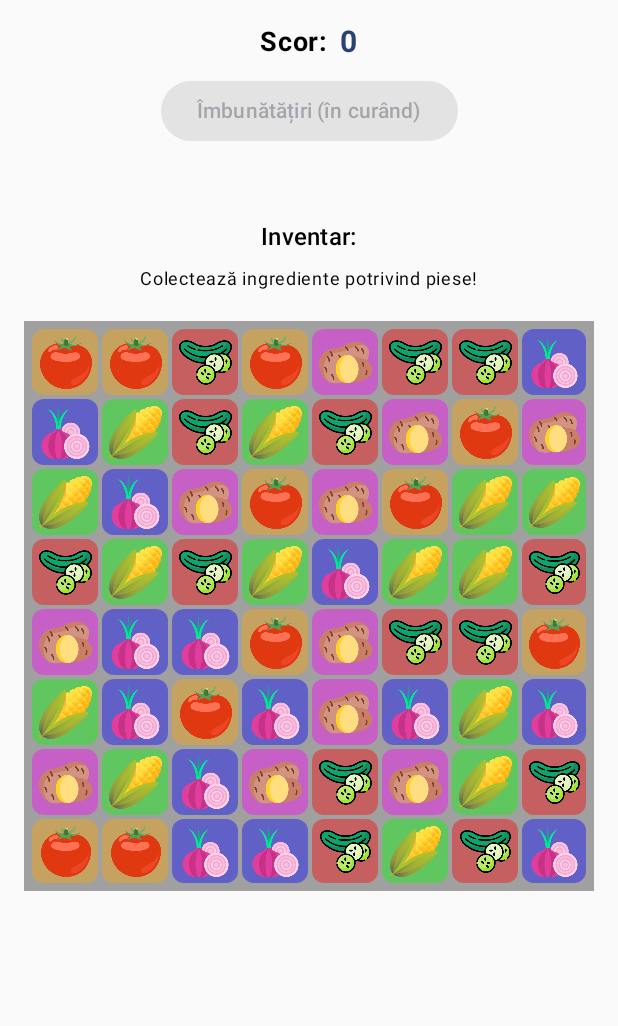
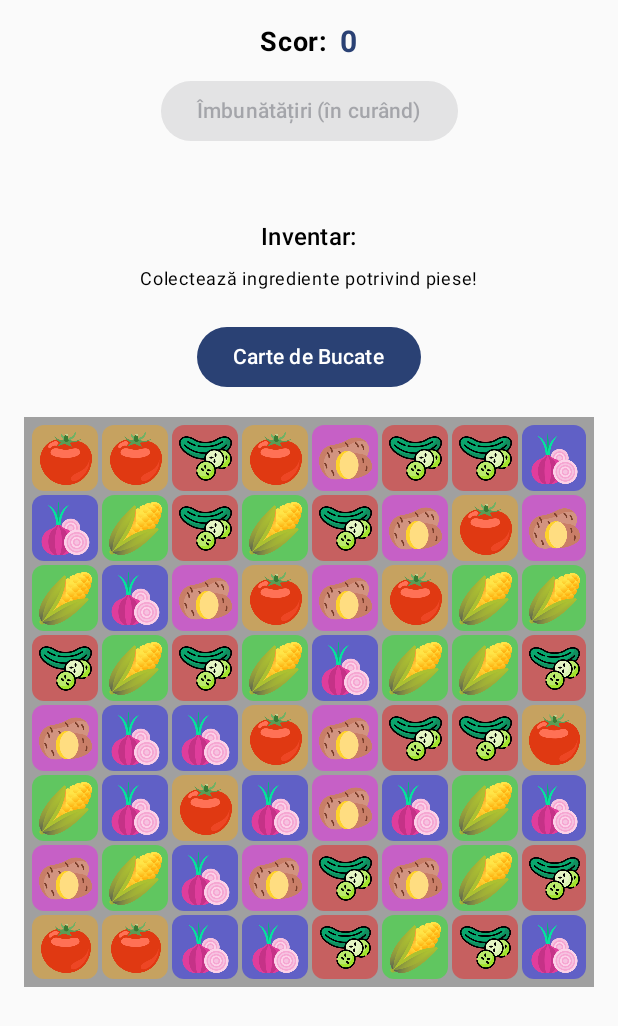
Before and after one commit to nycol332/Match3PuzzleGameCompose, an Android app built with Jetpack Compose: the screen it shows after launch (MainActivity), on a phone screen of 412 x 824 dp. Shown: the top 1026 px of the screen. Run offline under Robolectric (Android 15) with nearby library versions, the phone set to English and light mode, and no system bars.

Commit message:
Prototype - recipe bag and button

```diff
--- a/app/src/main/java/com/example/match3puzzlegame/MainActivity.kt
+++ b/app/src/main/java/com/example/match3puzzlegame/MainActivity.kt
@@ -32,6 +32,14 @@ import androidx.compose.animation.core.tween // Specifică durata animației
 import androidx.compose.ui.graphics.graphicsLayer // Pentru a aplica scale și alpha
 import androidx.compose.ui.res.painterResource // Pentru a încărca drawable
 import androidx.compose.foundation.Image // Pentru a afișa imagini
+import androidx.compose.material3.AlertDialog
+import androidx.compose.material3.TextButton // Pentru butonul de închidere al dialogului
+import androidx.compose.foundation.shape.CircleShape // Importat deja, dar verifică
+import androidx.compose.foundation.Image // Importat deja, dar verifică
+import androidx.compose.ui.res.painterResource // Importat deja, dar verifică
+
+
+
 
 // --- Constante ---
 const val ROWS = 8
@@ -62,6 +70,36 @@ val tileDrawables: Map<Int, Int> = mapOf(
     TILE_TYPE_4 to R.drawable.porumb,
     TILE_TYPE_5 to R.drawable.cartof
 )
+
+
+data class Recipe(
+    val id: Int, // Identificator unic
+    val name: String,
+    val description: String,
+    val ingredientsNeeded: Map<Int, Int>
+)
+
+val initialRecipes = listOf(
+    Recipe(
+        id = 1,
+        name = "Gustare misterioasa",
+        description = "Cucumber + Corn",
+        ingredientsNeeded = mapOf(TILE_TYPE_1 to 5, TILE_TYPE_4 to 3) // 5 Roșii, 3 Mere (exemplu!)
+    ),
+    Recipe(
+        id = 2,
+        name = "Salata misterioasa",
+        description = "Tomato + Corn",
+        ingredientsNeeded = mapOf(TILE_TYPE_2 to 4, TILE_TYPE_4 to 4) // 4 Portocale, 4 Mere
+    ),
+    Recipe(
+        id = 3,
+        name = "Tocăniță Misterioasă",
+        description = "Cucumber + Potato + Onion",
+        ingredientsNeeded = mapOf(TILE_TYPE_1 to 3, TILE_TYPE_5 to 6, TILE_TYPE_3 to 2) // 3 Roșii, 6 Vinete, 2 Afine
+    )
+)
+
 
 
 fun getIngredientName(tileType: Int): String {
@@ -117,10 +155,14 @@ fun GameScreen() {
 
     var score by remember { mutableStateOf(0) }
 
+    val availableRecipes by remember { mutableStateOf(initialRecipes) } // Lista rețetelor
+    var selectedRecipeToShow by remember { mutableStateOf<Recipe?>(null) }
 
 
 
-    // --- Funcție Helper pentru Adiacență --- *NOU*
+
+
+    // --- Funcție Helper pentru Adiacență ---
     fun areAdjacent(pos1: TilePosition, pos2: TilePosition): Boolean {
         val rowDiff = abs(pos1.row - pos2.row)
         val colDiff = abs(pos1.col - pos2.col)
@@ -417,6 +459,61 @@ fun GameScreen() {
         }
     }
 
+    val currentRecipe = selectedRecipeToShow // Copie locală pentru dialog
+    if (currentRecipe != null) {
+        AlertDialog(
+            onDismissRequest = {
+                // Ce se întâmplă când utilizatorul dă click în afara dialogului sau apasă Back
+                selectedRecipeToShow = null // Închide dialogul
+                Log.d(TAG, "Recipe dialog dismissed.")
+            },
+            title = { Text(text = currentRecipe.name) }, // Titlul dialogului
+            text = { // Conținutul principal al dialogului
+                Column {
+                    Text(currentRecipe.description, style = MaterialTheme.typography.bodyMedium)
+                    Spacer(modifier = Modifier.height(12.dp))
+                    Text("Ingrediente Necesare:", fontWeight = FontWeight.Bold)
+                    Spacer(modifier = Modifier.height(4.dp))
+                    // Listează ingredientele
+                    currentRecipe.ingredientsNeeded.forEach { (ingredientId, quantityNeeded) ->
+                        Row(
+                            verticalAlignment = Alignment.CenterVertically,
+                            modifier = Modifier.padding(vertical = 2.dp)
+                        ) {
+                            val drawableResId = tileDrawables[ingredientId]
+                            if (drawableResId != null) {
+                                Image(
+                                    painter = painterResource(id = drawableResId),
+                                    contentDescription = getIngredientName(ingredientId),
+                                    modifier = Modifier.size(24.dp) // Iconiță mică
+                                )
+                            } else {
+                                // Fallback cerc colorat
+                                Box(Modifier.size(20.dp).background(tileColors[ingredientId] ?: Color.Gray, CircleShape))
+                            }
+                            Spacer(modifier = Modifier.width(8.dp))
+                            Text("${getIngredientName(ingredientId)}: $quantityNeeded")
+                            // TODO (Mai târziu): Afișează și cantitatea deținută din inventar (ex: "3 / 5")
+                        }
+                    }
+                    // TODO (Mai târziu): Adaugă buton de "Gătește" dacă ai suficiente ingrediente
+                }
+            },
+            confirmButton = { // Butonul principal (aici doar pentru a închide)
+                TextButton(onClick = {
+                    selectedRecipeToShow = null // Închide dialogul
+                    Log.d(TAG, "Recipe dialog confirmed (closed).")
+                }) {
+                    Text("OK")
+                }
+            }
+            // Poți adăuga și un dismissButton dacă vrei
+            // dismissButton = { TextButton(onClick = { selectedRecipeToShow = null }) { Text("Anulează") } }
+        )
+    } // Sfârșit if (currentRecipe != null)
+
+
+
 
 
     // --- Structura UI ---
@@ -461,6 +558,8 @@ fun GameScreen() {
             modifier = Modifier.fillMaxWidth().heightIn(min = 20.dp)
         )
         Spacer(modifier = Modifier.height(16.dp))
+
+        // --- Inventar
         Text("Inventar:", style = MaterialTheme.typography.titleMedium)
         Spacer(modifier = Modifier.height(4.dp))
         Row(
@@ -503,6 +602,37 @@ fun GameScreen() {
             }
         }
         Spacer(modifier = Modifier.height(16.dp))
+
+
+        // --- Secțiunea Rețete (Listă Nume) --- *MODIFICAT* - Mutăm lista într-un loc mai bun
+        // Momentan o comentăm/ștergem de aici pentru a nu aglomera ecranul principal
+        /*
+        Text("Rețete Descoperite:", style = MaterialTheme.typography.titleMedium)
+        Spacer(modifier = Modifier.height(4.dp))
+        Column(modifier = Modifier.fillMaxWidth().padding(horizontal = 8.dp)) {
+             availableRecipes.forEach { recipe -> /* ... Text clickabil ... */ }
+             if (availableRecipes.isEmpty()) { /* ... mesaj gol ... */ }
+        }
+        Spacer(modifier = Modifier.height(16.dp))
+        */
+
+
+
+        // --- Buton pentru a deschide lista de rețete ---
+        Button(onClick = {
+            // TODO: Navighează la un ecran dedicat pentru rețete sau afișează lista altfel
+            // Momentan, putem folosi feedback-ul sau un log
+            feedbackMessage = "Vezi cartea de bucate! (TODO)"
+            Log.d(TAG, "Recipe book button clicked - TODO: Show list properly")
+            // Sau, temporar, pentru test, putem afișa prima rețetă direct:
+             if (availableRecipes.isNotEmpty()) { selectedRecipeToShow = availableRecipes.first() }
+        }) {
+            Text("Carte de Bucate")
+        }
+        Spacer(modifier = Modifier.height(16.dp)) // Spațiu înainte de tablă
+
+
+
 
 
         // --- Tabla de Joc ---
```
